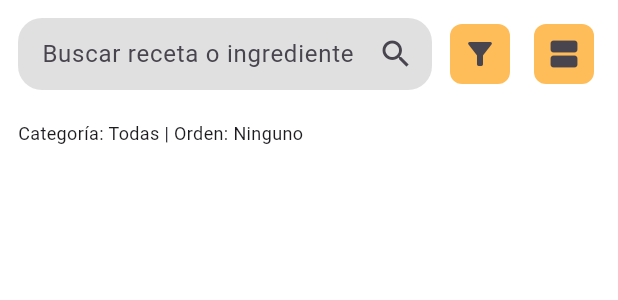
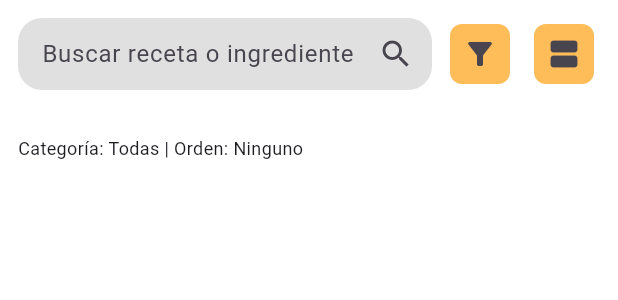
Before and after one commit to eduardotorres293/nutriis, a Flutter app: the Searcher widget shown alone on an empty page, opened directly, on a phone screen of 412 x 824 dp. Shown: the top 300 px of the screen. Run offline on Flutter 3.47's test engine with Material 3 defaults, Android fonts, the phone set to English and light mode, and no system bars; our stand-ins replace drift, photo_view; accounts and stored records are empty; generated files the repository leaves out were written again.

Commit message:
- Cambios en la interfaz

```diff
--- a/lib/pages/searcher.dart
+++ b/lib/pages/searcher.dart
@@ -259,7 +259,7 @@ class _SearcherState extends State<Searcher> {
             ],
           ),
 
-          const SizedBox(height: 20),
+          const SizedBox(height: 30),
 
           Align(
             alignment: Alignment.centerLeft,
```
Also changed, not shown: lib/main.dart (+6 -3 lines), lib/pages/mainmenu.dart (+13 -0 lines).
